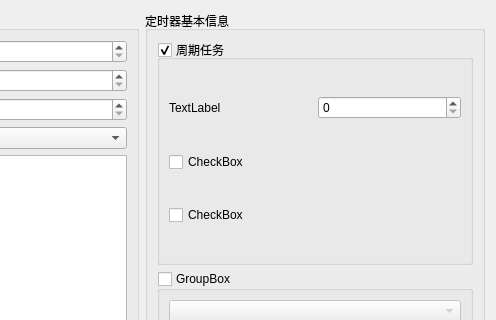
Before: the Qt Designer form src/config_ui/qt/src/config/ui/other/timer_config/other_tc_edit.ui in eth-from-zero/qzy-environmental-monitoring, drawn with Qt 5; both pictures show x 212 to 708 and y 0 to 320 of the 708 by 519 pixel window.
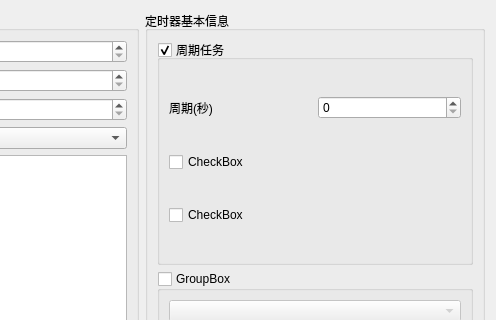
After: the same form once the commit is applied.

Diff of the .ui file:
```diff
--- a/src/config_ui/qt/src/config/ui/other/timer_config/other_tc_edit.ui
+++ b/src/config_ui/qt/src/config/ui/other/timer_config/other_tc_edit.ui
@@ -130,7 +130,7 @@
            <item>
             <widget class="QLabel" name="label_11">
              <property name="text">
-              <string>TextLabel</string>
+              <string>周期(秒)</string>
              </property>
             </widget>
            </item>
```
